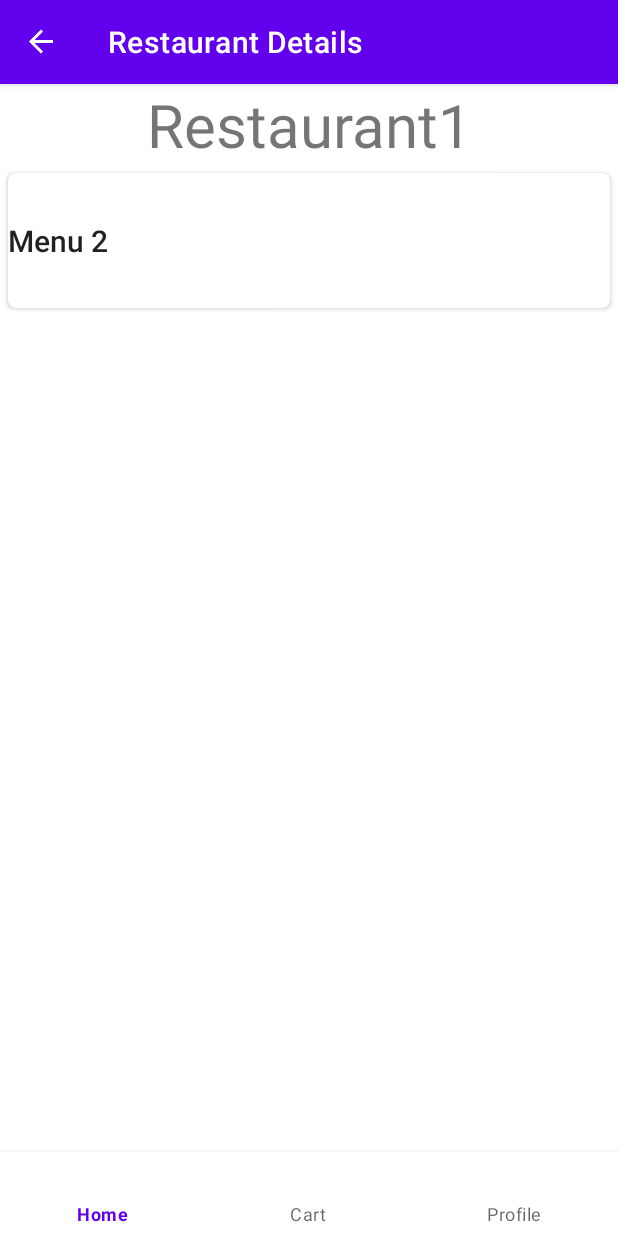
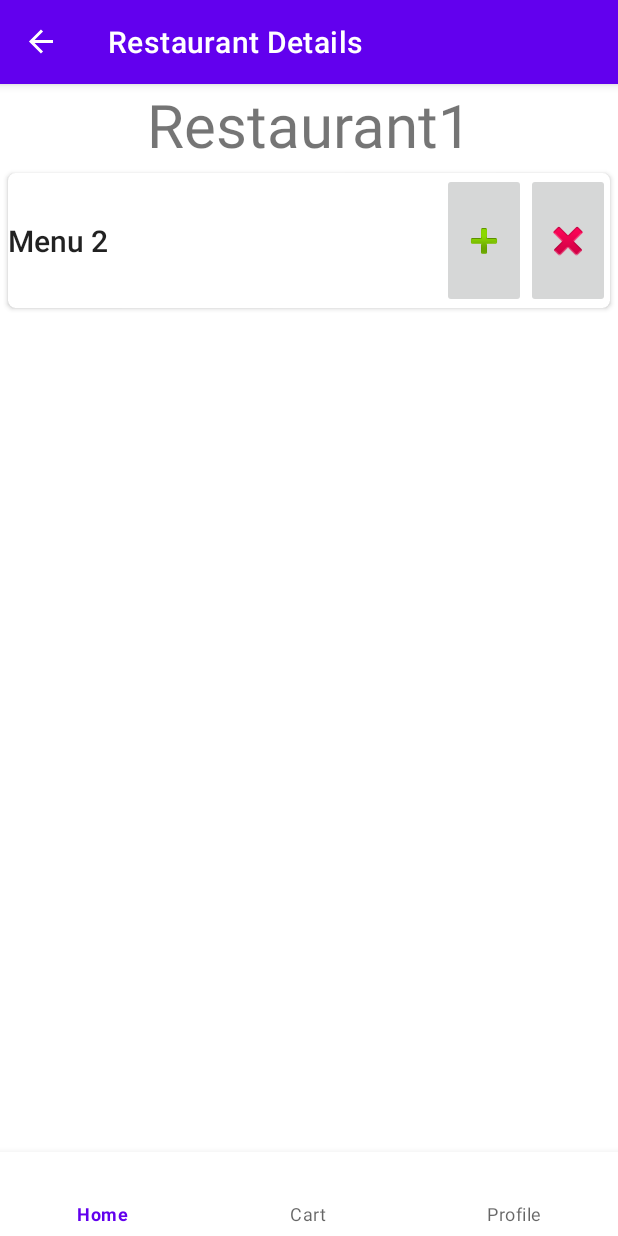
Before and after one commit to dgCunhaUA/Food-Delivery-Kotlin, an Android app: the screen it shows after launch (MainActivity), after a tap on "Restaurant1", on a phone screen of 412 x 824 dp. Run offline under Robolectric (Android 15) with nearby library versions, the phone set to English and light mode, and no system bars; our stand-ins replace Room's generated code, Timber, navigation-ui.

Commit message:
add and remove menu from cart working

```diff
--- a/app/src/main/java/pt/ua/cm/fooddelivery/cart/CartViewHolder.kt
+++ b/app/src/main/java/pt/ua/cm/fooddelivery/cart/CartViewHolder.kt
@@ -14,6 +14,6 @@ class CartViewHolder(
 
     fun bindCartItem(menu: Menu)
     {
-        binding.cartMenuId.text = menu.menuId.toString()
+        binding.cartMenuId.text = menu.name
     }
 }
--- a/app/src/main/java/pt/ua/cm/fooddelivery/cart/Order.kt
+++ b/app/src/main/java/pt/ua/cm/fooddelivery/cart/Order.kt
@@ -14,8 +14,8 @@ data class OrderWithMenus (
     @Embedded
     val order: Order,
     @Relation(
-        parentColumn = "restaurantId",
-        entityColumn = "restaurantId"
+        parentColumn = "orderId",
+        entityColumn = "orderId",
     )
     val menus: List<Menu>
 )
--- a/app/src/main/java/pt/ua/cm/fooddelivery/cart/OrderDao.kt
+++ b/app/src/main/java/pt/ua/cm/fooddelivery/cart/OrderDao.kt
@@ -7,19 +7,22 @@ import pt.ua.cm.fooddelivery.menu.Menu
 @Dao
 interface OrderDao {
 
-    //@Query("SELECT * FROM `order` WHERE active=1")
-    //fun getCartOrder(): Flow<Order>
-
     @Insert(onConflict = OnConflictStrategy.IGNORE)
     suspend fun insert(order: Order)
 
-    @Insert(onConflict = OnConflictStrategy.REPLACE)
-    suspend fun insertMenu(menu: Menu)
+    @Query("UPDATE menu SET orderId=:currentOrderId WHERE menuId = :menuId")
+    suspend fun addMenuToCart(menuId: Int, currentOrderId: Int)
+
+    @Query("UPDATE menu SET orderId=NULL WHERE menuId = :menuId")
+    suspend fun rmMenuFromCart(menuId: Int)
 
     @Transaction
     @Query("SELECT * FROM `order` WHERE active=1")
-    fun getCartWithMenus(): OrderWithMenus
+    fun getCurrentCart(): OrderWithMenus
 
     @Query("DELETE FROM `order`")
     suspend fun deleteAll()
+
+    @Query("DELETE FROM `order`")
+    suspend fun deleteMenusFromCart()
 }
--- a/app/src/main/java/pt/ua/cm/fooddelivery/cart/OrderRepository.kt
+++ b/app/src/main/java/pt/ua/cm/fooddelivery/cart/OrderRepository.kt
@@ -1,15 +1,23 @@
 package pt.ua.cm.fooddelivery.cart
 
 import androidx.lifecycle.MutableLiveData
+import pt.ua.cm.fooddelivery.menu.Menu
 import timber.log.Timber
 
 class OrderRepository(private val orderDao: OrderDao) {
 
-    val cartMenus: MutableLiveData<OrderWithMenus> = MutableLiveData<OrderWithMenus>()
+    val currentCart: MutableLiveData<OrderWithMenus> = MutableLiveData<OrderWithMenus>()
 
-    fun getCartMenus()
+    fun getCurrentCart()
     {
-        cartMenus.postValue(orderDao.getCartWithMenus())
-        Timber.i("ETESTETET ${orderDao.getCartWithMenus()}")
+        currentCart.postValue(orderDao.getCurrentCart())
+    }
+
+    suspend fun addMenuToCart(menu: Menu, orderId: Int) {
+        orderDao.addMenuToCart(menu.menuId, orderId)
+    }
+
+    suspend fun rmMenuFromCart(menu: Menu) {
+        orderDao.rmMenuFromCart(menu.menuId)
     }
 }
--- a/app/src/main/java/pt/ua/cm/fooddelivery/database/AppDatabase.kt
+++ b/app/src/main/java/pt/ua/cm/fooddelivery/database/AppDatabase.kt
@@ -1,6 +1,7 @@
 package pt.ua.cm.fooddelivery.database
 
 import android.content.Context
+import androidx.annotation.WorkerThread
 import androidx.room.*
 import kotlinx.coroutines.CoroutineScope
 import kotlinx.coroutines.Dispatchers
@@ -13,7 +14,7 @@ import pt.ua.cm.fooddelivery.restaurant.RestaurantDao
 import timber.log.Timber
 
 
-@Database(entities = [Restaurant::class, Menu::class, Order::class], version = 5, exportSchema = false)
+@Database(entities = [Restaurant::class, Menu::class, Order::class], version = 8, exportSchema = false)
 abstract class AppDatabase : RoomDatabase() {
 
     abstract fun restaurantDao(): RestaurantDao
@@ -44,6 +45,7 @@ abstract class AppDatabase : RoomDatabase() {
                 INSTANCE = instance
                 INSTANCE?.let { database ->
                     scope.launch(Dispatchers.IO) {
+                        instance.clearAllTables()
                         populateDatabase(database.restaurantDao(), database.orderDao())
                     }
                 }
@@ -52,30 +54,6 @@ abstract class AppDatabase : RoomDatabase() {
                 instance
             }
         }
-
-
-        /*private class AppDatabaseCallback(
-            private val scope: CoroutineScope
-        ) : Callback() {
-
-            /**
-             * Override the onCreate method to populate the database.
-             */
-            override fun onCreate(db: SupportSQLiteDatabase) {
-                super.onCreate(db)
-                // If you want to keep the data through app restarts,
-                // comment out the following line.
-                Log.i("AppDatabase", "onCreate")
-
-                INSTANCE?.let { database ->
-                    scope.launch(Dispatchers.IO) {
-                        populateDatabase(database.restaurantDao())
-                    }
-                }
-            }
-        }
-
-         */
 
         /**
          * Populate the database in a new coroutine.
@@ -89,14 +67,13 @@ abstract class AppDatabase : RoomDatabase() {
             val restaurant1 = Restaurant(1, "Restaurant1")
             val restaurant2 = Restaurant(2, "Restaurant2")
 
-            val menu0 = Menu(0, "Menu 0", 0)
-            val menu1 = Menu(1, "Menu 1", 0)
-            val menu2 = Menu(2, "Menu 2", 1)
+            val menu0 = Menu(0, "Menu 0", 0, null)
+            val menu1 = Menu(1, "Menu 1", 0, null)
+            val menu2 = Menu(2, "Menu 2", 1, null)
 
             val order0 = Order(0, 0, true)
 
 
-            restaurantDao.deleteAll()
             restaurantDao.insert(restaurant0)
             restaurantDao.insert(restaurant1)
             restaurantDao.insert(restaurant2)
@@ -106,11 +83,7 @@ abstract class AppDatabase : RoomDatabase() {
             restaurantDao.insertMenu(menu2)
 
 
-            orderDao.deleteAll()
             orderDao.insert(order0)
-
-            orderDao.insertMenu(menu0)
-            orderDao.insertMenu(menu1)
 
         }
     }
--- a/app/src/main/java/pt/ua/cm/fooddelivery/menu/Menu.kt
+++ b/app/src/main/java/pt/ua/cm/fooddelivery/menu/Menu.kt
@@ -1,5 +1,6 @@
 package pt.ua.cm.fooddelivery.menu
 
+import androidx.annotation.Nullable
 import androidx.room.ColumnInfo
 import androidx.room.Entity
 import androidx.room.PrimaryKey
@@ -9,5 +10,6 @@ import androidx.room.PrimaryKey
 data class Menu(
     @PrimaryKey val menuId: Int,
     @ColumnInfo(name = "name") val name: String,
-    val restaurantId: Int,
+    @ColumnInfo(name = "restaurantId") val restaurantId: Int,
+    @ColumnInfo(name = "orderId") val orderId: Int?,
 )
--- a/app/src/main/java/pt/ua/cm/fooddelivery/menu/MenuAdapter.kt
+++ b/app/src/main/java/pt/ua/cm/fooddelivery/menu/MenuAdapter.kt
@@ -7,14 +7,15 @@ import pt.ua.cm.fooddelivery.databinding.MenuItemBinding
 import pt.ua.cm.fooddelivery.restaurant.RestaurantWithMenus
 
 class MenuAdapter(
-    private val restaurantWithMenus: RestaurantWithMenus
+    private val restaurantWithMenus: RestaurantWithMenus,
+    private val clickListener: MenuItemClickListener
 ): RecyclerView.Adapter<MenuViewHolder>()
 {
 
     override fun onCreateViewHolder(parent: ViewGroup, viewType: Int): MenuViewHolder {
         val from = LayoutInflater.from(parent.context)
         val binding = MenuItemBinding.inflate(from, parent, false)
-        return MenuViewHolder(parent.context, binding)
+        return MenuViewHolder(parent.context, binding, clickListener)
     }
 
     override fun onBindViewHolder(holder: MenuViewHolder, position: Int) {
--- /dev/null
+++ b/app/src/main/java/pt/ua/cm/fooddelivery/menu/MenuItemClickListener.kt
@@ -0,0 +1,6 @@
+package pt.ua.cm.fooddelivery.menu
+
+interface MenuItemClickListener {
+    fun addMenuToCart(menu: Menu)
+    fun rmMenuFromCart(menu: Menu)
+}
--- a/app/src/main/java/pt/ua/cm/fooddelivery/menu/MenuViewHolder.kt
+++ b/app/src/main/java/pt/ua/cm/fooddelivery/menu/MenuViewHolder.kt
@@ -8,6 +8,7 @@ import timber.log.Timber
 class MenuViewHolder(
     private val context: Context,
     private val binding: MenuItemBinding,
+    private val clickListener: MenuItemClickListener
 ): RecyclerView.ViewHolder(binding.root)
 {
 
@@ -15,8 +16,14 @@ class MenuViewHolder(
     {
         binding.menuName.text = menu.name
 
-        binding.menuCellContainer.setOnClickListener {
-            Timber.i( "CLICKED: $menu")
+        binding.addBtn.setOnClickListener {
+            Timber.i("Adding $menu")
+            clickListener.addMenuToCart(menu)
+        }
+
+        binding.rmBtn.setOnClickListener {
+            Timber.i("Removing $menu")
+            clickListener.rmMenuFromCart(menu)
         }
     }
 }
--- a/app/src/main/java/pt/ua/cm/fooddelivery/menu/MenuViewModel.kt
+++ b/app/src/main/java/pt/ua/cm/fooddelivery/menu/MenuViewModel.kt
@@ -19,7 +19,6 @@ class MenuViewModel(private val repository: RestaurantRepository): ViewModel() {
             repository.getData(restaurantId)
         }
     }
-
      */
 
     /**
--- a/app/src/main/java/pt/ua/cm/fooddelivery/pages/CartFragment.kt
+++ b/app/src/main/java/pt/ua/cm/fooddelivery/pages/CartFragment.kt
@@ -16,7 +16,7 @@ class CartFragment : Fragment() {
 
     private lateinit var binding: FragmentCartBinding
 
-    private val cartViewModel: OrderViewModel by viewModels {
+    private val orderViewModel: OrderViewModel by viewModels {
         OrderModelFactory((activity?.application as DeliveryApplication).orderRepository)
     }
 
@@ -37,7 +37,7 @@ class CartFragment : Fragment() {
     {
         val mainActivity = this.activity
         if (mainActivity != null) {
-            cartViewModel.cartMenus.observe(viewLifecycleOwner) {
+            orderViewModel.currentCart.observe(viewLifecycleOwner) {
 
                 binding.cartRecyclerView.apply {
                     if(it != null) {
@@ -46,7 +46,7 @@ class CartFragment : Fragment() {
                     }
                 }
             }
-            cartViewModel.getCartMenus()
+            orderViewModel.getCurrentCart()
         }
     }
 }
--- a/app/src/main/java/pt/ua/cm/fooddelivery/pages/RestaurantFragment.kt
+++ b/app/src/main/java/pt/ua/cm/fooddelivery/pages/RestaurantFragment.kt
@@ -5,24 +5,25 @@ import androidx.fragment.app.Fragment
 import android.view.LayoutInflater
 import android.view.View
 import android.view.ViewGroup
+import android.widget.Toast
 import androidx.fragment.app.viewModels
 import androidx.lifecycle.Observer
 import androidx.navigation.fragment.navArgs
 import androidx.recyclerview.widget.LinearLayoutManager
 import pt.ua.cm.fooddelivery.DeliveryApplication
 import pt.ua.cm.fooddelivery.R
+import pt.ua.cm.fooddelivery.cart.OrderModelFactory
+import pt.ua.cm.fooddelivery.cart.OrderViewModel
 import pt.ua.cm.fooddelivery.databinding.FragmentHomeBinding
 import pt.ua.cm.fooddelivery.databinding.FragmentRestaurantBinding
-import pt.ua.cm.fooddelivery.menu.MenuAdapter
-import pt.ua.cm.fooddelivery.menu.MenuModelFactory
-import pt.ua.cm.fooddelivery.menu.MenuViewModel
+import pt.ua.cm.fooddelivery.menu.*
 import pt.ua.cm.fooddelivery.restaurant.RestaurantAdapter
 import pt.ua.cm.fooddelivery.restaurant.RestaurantModelFactory
 import pt.ua.cm.fooddelivery.restaurant.RestaurantViewModel
 import pt.ua.cm.fooddelivery.restaurant.RestaurantWithMenus
 import timber.log.Timber
 
-class RestaurantFragment : Fragment() {
+class RestaurantFragment : Fragment(), MenuItemClickListener {
 
     private val args: RestaurantFragmentArgs by navArgs()
 
@@ -30,6 +31,10 @@ class RestaurantFragment : Fragment() {
 
     private val menuViewModel: MenuViewModel by viewModels {
         MenuModelFactory((activity?.application as DeliveryApplication).restaurantRepository)
+    }
+
+    private val orderViewModel: OrderViewModel by viewModels {
+        OrderModelFactory((activity?.application as DeliveryApplication).orderRepository)
     }
 
     override fun onCreate(savedInstanceState: Bundle?) {
@@ -48,6 +53,7 @@ class RestaurantFragment : Fragment() {
         binding = FragmentRestaurantBinding.inflate(layoutInflater)
 
         setFields()
+        observeErrors()
 
         return binding.root
     }
@@ -62,10 +68,30 @@ class RestaurantFragment : Fragment() {
 
                 binding.menuRecyclerView.apply {
                     layoutManager = LinearLayoutManager(activity?.applicationContext)
-                    adapter = MenuAdapter(it)
+                    adapter = MenuAdapter(it, this@RestaurantFragment)
                 }
             }
             menuViewModel.getRestaurantMenus(args.id)
         }
     }
+
+    private fun observeErrors() {
+        orderViewModel.error.observe(viewLifecycleOwner) {
+            Timber.i(it.toString())
+
+            if(it == true) {
+                val toast = Toast.makeText(context, "Error Adding Menu", Toast.LENGTH_SHORT)
+                toast.show()
+            }
+        }
+        orderViewModel.getCurrentCart()
+    }
+
+    override fun addMenuToCart(menu: Menu) {
+        orderViewModel.addMenuToCart(menu)
+    }
+
+    override fun rmMenuFromCart(menu: Menu) {
+        orderViewModel.rmMenuFromCart(menu)
+    }
 }
--- a/app/src/main/java/pt/ua/cm/fooddelivery/restaurant/RestaurantRepository.kt
+++ b/app/src/main/java/pt/ua/cm/fooddelivery/restaurant/RestaurantRepository.kt
@@ -23,4 +23,5 @@ class RestaurantRepository(private val restaurantDao: RestaurantDao)
         //restaurantMenus = restaurantDao.getRestaurantWithMenus(restaurantId)
         restaurantMenus.postValue(restaurantDao.getRestaurantWithMenus(restaurantId))
     }
+
 }
--- a/app/src/main/res/layout/menu_item.xml
+++ b/app/src/main/res/layout/menu_item.xml
@@ -45,6 +45,28 @@
             android:layout_gravity="center"
             />
             -->
+        <ImageButton
+            android:id="@+id/add_btn"
+            android:layout_width="wrap_content"
+            android:layout_height="match_parent"
+            app:srcCompat="@android:drawable/ic_input_add"
+            app:layout_constraintBottom_toBottomOf="parent"
+            app:layout_constraintEnd_toEndOf="parent"
+            app:layout_constraintTop_toTopOf="parent"
+            android:contentDescription="@string/add_menu_to_order"
+            />
+
+        <ImageButton
+            android:id="@+id/rm_btn"
+            android:layout_width="wrap_content"
+            android:layout_height="match_parent"
+            app:srcCompat="@android:drawable/ic_delete"
+            app:layout_constraintBottom_toBottomOf="parent"
+            app:layout_constraintEnd_toStartOf="@+id/rm_btn"
+            app:layout_constraintTop_toTopOf="parent"
+            app:layout_constraintVertical_bias="0.0"
+            android:contentDescription="@string/remove_from_order"
+            />
 
     </LinearLayout>
 
--- a/app/src/main/res/values/strings.xml
+++ b/app/src/main/res/values/strings.xml
@@ -7,4 +7,6 @@
     <string name="title_cart">Cart</string>
     <string name="title_profile">Profile</string>
     <string name="title_restaurant_details">Restaurant Details</string>
+    <string name="add_menu_to_order">Add Menu</string>
+    <string name="remove_from_order">Add Menu</string>
 </resources>
```
Also changed, not shown: app/src/main/java/pt/ua/cm/fooddelivery/cart/OrderViewModel.kt (+39 -6 lines).
